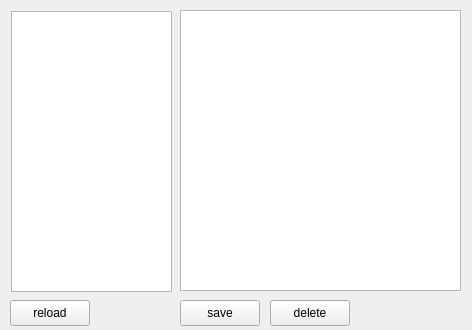
This is mainwindow.ui in FurryWolfX/linux-desktop-file-manager as Qt 5 draws it before an edit. The edited form follows.
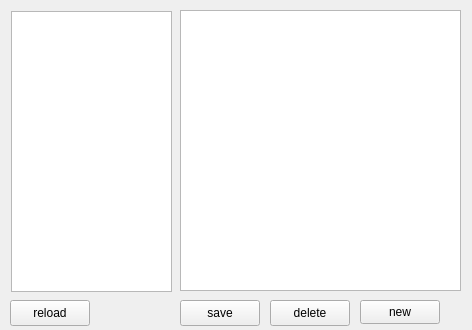
This is the edited form.

Diff of the .ui file:
```diff
--- a/mainwindow.ui
+++ b/mainwindow.ui
@@ -112,6 +112,19 @@
      <string>delete</string>
     </property>
    </widget>
+   <widget class="QPushButton" name="newButton">
+    <property name="geometry">
+     <rect>
+      <x>360</x>
+      <y>300</y>
+      <width>80</width>
+      <height>24</height>
+     </rect>
+    </property>
+    <property name="text">
+     <string>new</string>
+    </property>
+   </widget>
   </widget>
  </widget>
  <layoutdefault spacing="6" margin="11"/>
```
